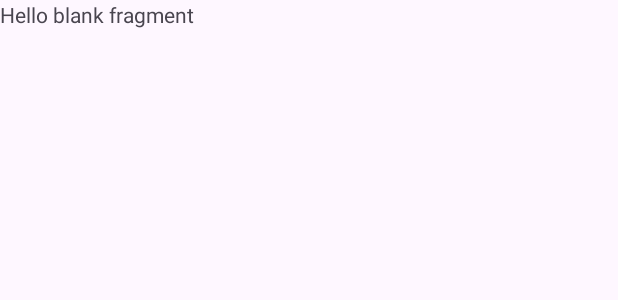
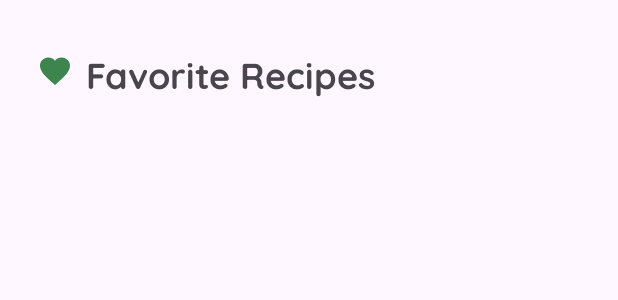
Before and after one commit to OsamaEmam314/Reciply-Application, an Android app: the layout fragment_favorite.xml on its own in the app's theme, with its tools: preview values and no code run, on a phone screen of 412 x 824 dp. Shown: the top 300 px of the screen. Run offline under Robolectric (Android 15) with nearby library versions, the phone set to English and light mode, and no system bars.

Commit message:
set the ui for fav fragment

```diff
--- a/app/src/main/java/com/reciply/fav/FavoriteFragment.kt
+++ b/app/src/main/java/com/reciply/fav/FavoriteFragment.kt
@@ -5,9 +5,24 @@ import androidx.fragment.app.Fragment
 import android.view.LayoutInflater
 import android.view.View
 import android.view.ViewGroup
+import androidx.navigation.NavController
+import androidx.navigation.fragment.findNavController
+import androidx.recyclerview.widget.GridLayoutManager
+import androidx.recyclerview.widget.RecyclerView
 import com.example.reciply.R
+import com.google.android.material.textfield.TextInputLayout
+import com.reciply.data.data.models.Meal
+import com.reciply.search.view.SearchRecyclerAdapter
 
 class FavoriteFragment : Fragment() {
+
+    private val TAG  = "FavoriteFragment"
+//    lateinit var etFavSearch: TextInputLayout
+//    lateinit var recyclerFav: RecyclerView
+
+//    lateinit var nav_controller: NavController
+//    lateinit var adapterFav: SearchRecyclerAdapter
+//    var listOfFav: List<Meal> = listOf()
 
     override fun onCreateView(
         inflater: LayoutInflater, container: ViewGroup?,
@@ -17,4 +32,20 @@ class FavoriteFragment : Fragment() {
         return inflater.inflate(R.layout.fragment_favorite, container, false)
     }
 
+    override fun onViewCreated(view: View, savedInstanceState: Bundle?) {
+        super.onViewCreated(view, savedInstanceState)
+
+//        etFavSearch = view.findViewById(R.id.et_search_fav_frg)
+//        recyclerFav = view.findViewById(R.id.recycler_fav_frg)
+
+//        nav_controller = findNavController()
+//
+//        adapterFav = SearchRecyclerAdapter(requireContext(), nav_controller)
+//        recyclerFav.adapter = adapterFav
+
+//        recyclerFav.layoutManager = GridLayoutManager(requireContext(), 2)
+
+
+    }
+
 }
--- a/app/src/main/res/layout/fragment_favorite.xml
+++ b/app/src/main/res/layout/fragment_favorite.xml
@@ -1,13 +1,56 @@
-<FrameLayout xmlns:android="http://schemas.android.com/apk/res/android"
+<androidx.constraintlayout.widget.ConstraintLayout xmlns:android="http://schemas.android.com/apk/res/android"
     xmlns:tools="http://schemas.android.com/tools"
+    xmlns:app="http://schemas.android.com/apk/res-auto"
     android:layout_width="match_parent"
     android:layout_height="match_parent"
     tools:context="com.reciply.fav.FavoriteFragment">
 
-    <!-- TODO: Update blank fragment layout -->
-    <TextView
+
+    <LinearLayout
+        android:id="@+id/linear_title"
         android:layout_width="match_parent"
-        android:layout_height="match_parent"
-        android:text="@string/hello_blank_fragment" />
+        android:layout_height="wrap_content"
 
-</FrameLayout>
+        android:layout_marginStart="16dp"
+        android:layout_marginTop="32dp"
+        android:layout_marginEnd="16dp"
+        android:orientation="horizontal"
+        app:layout_constraintEnd_toEndOf="parent"
+        app:layout_constraintStart_toStartOf="parent"
+        app:layout_constraintTop_toTopOf="parent">
+
+        <ImageView
+            android:id="@+id/imageView"
+            android:layout_width="wrap_content"
+            android:layout_height="wrap_content"
+            android:layout_marginHorizontal="@dimen/margin_end"
+            android:src="@drawable/baseline_favorite_24"
+            android:padding="@dimen/padding_top"/>
+
+        <TextView
+            android:id="@+id/textView"
+            android:layout_width="wrap_content"
+            android:layout_height="wrap_content"
+            android:text="Favorite Recipes"
+            android:textSize="@dimen/headline1"
+            android:textStyle="bold"
+            android:fontFamily="@font/quicksand_bold"/>
+
+    </LinearLayout>
+
+
+    <androidx.recyclerview.widget.RecyclerView
+        android:id="@+id/recycler_fav_frg"
+        android:layout_width="0dp"
+        android:layout_height="wrap_content"
+        android:layout_marginTop="24dp"
+        app:layout_constraintBottom_toBottomOf="parent"
+        app:layout_constraintEnd_toEndOf="@+id/linear_title"
+        app:layout_constraintStart_toStartOf="@+id/linear_title"
+        app:layout_constraintTop_toBottomOf="@id/linear_title"
+        app:layout_constraintVertical_bias="0.0"
+        android:fontFamily="@font/quicksand_bold">
+
+    </androidx.recyclerview.widget.RecyclerView>
+
+</androidx.constraintlayout.widget.ConstraintLayout>
--- a/app/src/main/res/layout/fragment_search.xml
+++ b/app/src/main/res/layout/fragment_search.xml
@@ -54,8 +54,8 @@
         android:layout_width="wrap_content"
         android:layout_height="wrap_content"
         android:text="No results found"
-        android:textStyle="bold"
         android:textSize="@dimen/body_content_2"
+        android:fontFamily="@font/quicksand_semibold"
         android:visibility="gone"
         app:layout_constraintBottom_toBottomOf="parent"
         app:layout_constraintEnd_toEndOf="parent"
--- a/app/src/main/res/layout/search_recycler_item.xml
+++ b/app/src/main/res/layout/search_recycler_item.xml
@@ -38,7 +38,7 @@
             <ImageView
                 android:layout_width="match_parent"
                 android:layout_height="110dp"
-                android:scaleType="fitXY"
+                android:scaleType="centerCrop"
                 android:src="@drawable/shadow_2"
                 app:layout_constraintBottom_toBottomOf="parent"
                 app:layout_constraintEnd_toEndOf="parent"
@@ -58,6 +58,7 @@
                 android:textColor="@color/white"
                 android:textSize="@dimen/headline1"
                 android:textStyle="bold"
+                android:fontFamily="@font/quicksand_bold"
                 app:layout_constraintBottom_toBottomOf="parent"
                 app:layout_constraintEnd_toEndOf="@id/img_fav_icon_search_frg"
                 app:layout_constraintHorizontal_bias="0.0"
--- a/app/src/main/res/values/strings.xml
+++ b/app/src/main/res/values/strings.xml
@@ -4,4 +4,5 @@
     <string name="hello_blank_fragment">Hello blank fragment</string>
 
     <string name="search_hint">Search any recipe</string>
+    <string name="fav_search_hint">Search in favorite recipes</string>
 </resources>
```
